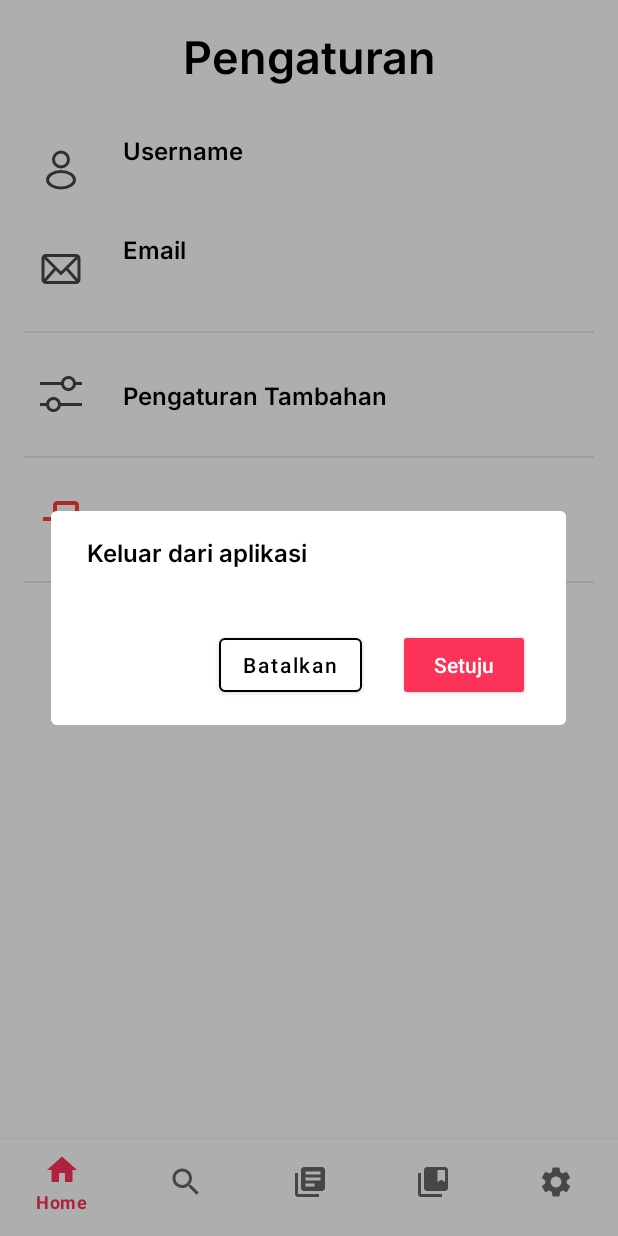
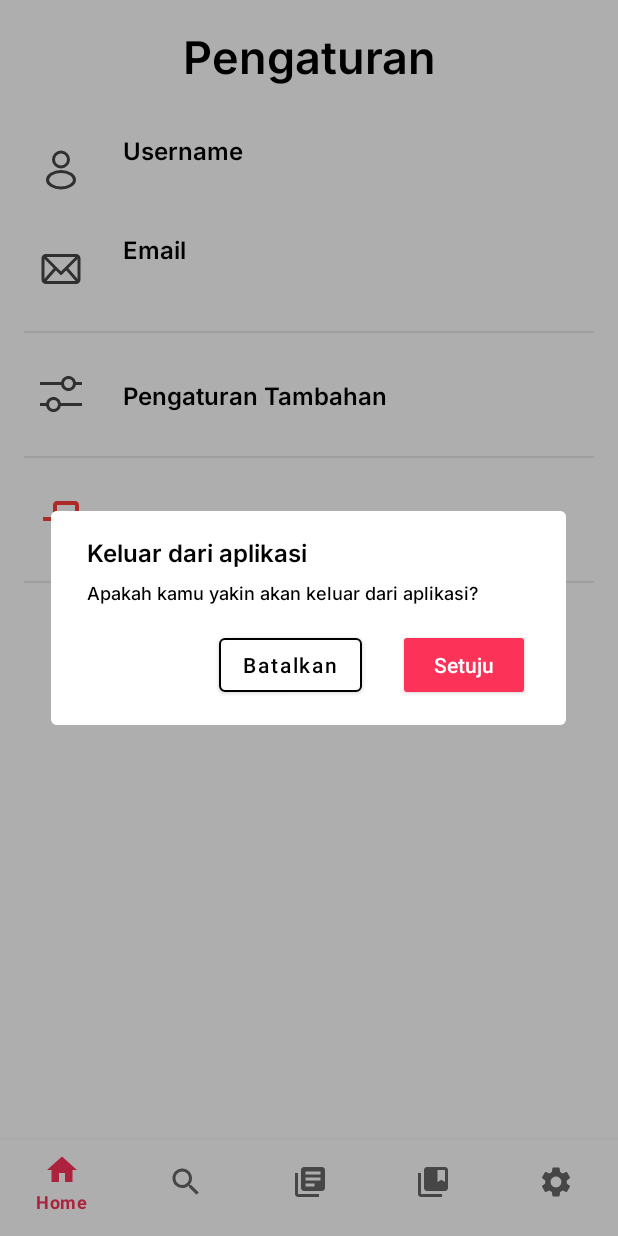
Before and after one commit to shaqna/Thesisx, an Android app: the SettingsFragment screen opened through its navigation route, after a tap on "Keluar", on a phone screen of 412 x 824 dp. Run offline under Robolectric (Android 15) with nearby library versions, the phone set to English and light mode, and no system bars; our stand-ins replace Firebase (no records; nobody signed in at launch, a user with empty details on screens opened directly), navigation-ui; 1 statement that could not run was skipped.

```diff
--- a/app/src/main/AndroidManifest.xml
+++ b/app/src/main/AndroidManifest.xml
@@ -10,6 +10,9 @@
         android:roundIcon="@mipmap/ic_launcher_round"
         android:supportsRtl="true"
         android:theme="@style/Theme.Thesisx">
+        <activity
+            android:name=".ui.loanDetail.LoanDetailActivity"
+            android:exported="false" />
         <activity
             android:name=".ui.locker.LockerActivity"
             android:exported="false" />
--- a/app/src/main/java/com/ngedev/thesisx/data/source/remote/service/UserService.kt
+++ b/app/src/main/java/com/ngedev/thesisx/data/source/remote/service/UserService.kt
@@ -1,11 +1,8 @@
 package com.ngedev.thesisx.data.source.remote.service
 
-import com.google.firebase.ktx.Firebase
 import com.ngedev.thesisx.domain.model.UserAccount
 import com.ngedev.thesisx.data.source.remote.network.FirebaseResponse
-import com.ngedev.thesisx.data.source.remote.response.ThesisResponse
 import com.ngedev.thesisx.data.source.remote.response.UserAccountResponse
-import com.ngedev.thesisx.domain.model.Thesis
 import com.ngedev.thesisx.utils.FirebaseConstant
 import kotlinx.coroutines.flow.Flow
 import kotlinx.coroutines.flow.emitAll
--- a/app/src/main/java/com/ngedev/thesisx/domain/usecase/borrow/BorrowInteractor.kt
+++ b/app/src/main/java/com/ngedev/thesisx/domain/usecase/borrow/BorrowInteractor.kt
@@ -14,4 +14,6 @@ class BorrowInteractor(private val repository: IThesisRepository): BorrowUseCase
     override fun getCurrentUser(): Flow<Resource<UserAccount>> {
         return repository.getCurrentUser()
     }
+
+
 }
--- a/app/src/main/java/com/ngedev/thesisx/domain/usecase/borrow/BorrowUseCase.kt
+++ b/app/src/main/java/com/ngedev/thesisx/domain/usecase/borrow/BorrowUseCase.kt
@@ -10,4 +10,5 @@ interface BorrowUseCase {
     fun getAllBorrowing(borrowingIds: List<String>): Flow<Resource<List<Thesis>>>
 
     fun getCurrentUser(): Flow<Resource<UserAccount>>
+
 }
--- a/app/src/main/java/com/ngedev/thesisx/domain/usecase/detail/DetailInteractor.kt
+++ b/app/src/main/java/com/ngedev/thesisx/domain/usecase/detail/DetailInteractor.kt
@@ -17,10 +17,6 @@ class DetailInteractor(
 
     override fun addBorrowingThesis(id: String): Flow<Resource<Unit>> {
         return thesisRepository.addBorrowingThesis(id)
-    }
-
-    override fun deleteBorrowingThesis(id: String): Flow<Resource<Unit>> {
-        return thesisRepository.deleteBorrowingThesis(id)
     }
 
     override fun addFavoriteThesis(id: String): Flow<Resource<Unit>> {
--- a/app/src/main/java/com/ngedev/thesisx/domain/usecase/detail/DetailUseCase.kt
+++ b/app/src/main/java/com/ngedev/thesisx/domain/usecase/detail/DetailUseCase.kt
@@ -8,7 +8,6 @@ import kotlinx.coroutines.flow.Flow
 interface DetailUseCase {
     fun getThesisById(id: String): Flow<Resource<Thesis>>
     fun addBorrowingThesis(id: String): Flow<Resource<Unit>>
-    fun deleteBorrowingThesis(id: String): Flow<Resource<Unit>>
     fun addFavoriteThesis(id: String): Flow<Resource<Unit>>
     fun deleteFavoriteThesis(id: String): Flow<Resource<Unit>>
     fun getCurrentUser(): Flow<Resource<UserAccount>>
--- a/app/src/main/java/com/ngedev/thesisx/ui/detail/DetailActivity.kt
+++ b/app/src/main/java/com/ngedev/thesisx/ui/detail/DetailActivity.kt
@@ -167,7 +167,8 @@ class DetailActivity : AppCompatActivity() {
             is Resource.Loading -> loadingState(true)
             is Resource.Success -> {
                 loadingState(false)
-                viewModel.updateKey(Helper.generateRandomKey()).observe(this@DetailActivity, ::onUpdateKeyResponse)
+                viewModel.updateKey(Helper.generateRandomKey())
+                    .observe(this@DetailActivity, ::onUpdateKeyResponse)
             }
             is Resource.Error -> {
                 loadingState(false)
@@ -256,7 +257,7 @@ class DetailActivity : AppCompatActivity() {
     }
 
     private fun stateBorrowed(state: Boolean) {
-        if(state) {
+        if (state) {
             binding.btnBorrow.isEnabled = !state
             binding.btnBorrow.text = "Dipinjam"
         } else {
--- a/app/src/main/java/com/ngedev/thesisx/ui/detail/DetailViewModel.kt
+++ b/app/src/main/java/com/ngedev/thesisx/ui/detail/DetailViewModel.kt
@@ -43,10 +43,6 @@ class DetailViewModel(private val useCase: DetailUseCase): ViewModel() {
         return useCase.deleteFavoriteThesis(id).asLiveData()
     }
 
-    fun deleteBorrowingThesis(id: String): LiveData<Resource<Unit>> {
-        return useCase.deleteBorrowingThesis(id).asLiveData()
-    }
-
     fun getCurrentUser(): LiveData<Resource<UserAccount>> {
         return useCase.getCurrentUser().asLiveData()
     }
--- a/app/src/main/java/com/ngedev/thesisx/ui/settings/SettingsFragment.kt
+++ b/app/src/main/java/com/ngedev/thesisx/ui/settings/SettingsFragment.kt
@@ -24,8 +24,6 @@ class SettingsFragment : Fragment() {
 
     private var _binding: FragmentSettingsBinding? = null
 
-    // This property is only valid between onCreateView and
-    // onDestroyView.
     private val binding get() = _binding!!
     private val viewModel: SettingsViewModel by viewModel()
 
--- a/app/src/main/res/layout/dialog_layout.xml
+++ b/app/src/main/res/layout/dialog_layout.xml
@@ -1,7 +1,6 @@
 <?xml version="1.0" encoding="utf-8"?>
 <androidx.constraintlayout.widget.ConstraintLayout xmlns:android="http://schemas.android.com/apk/res/android"
     xmlns:app="http://schemas.android.com/apk/res-auto"
-    xmlns:tools="http://schemas.android.com/tools"
     android:layout_width="match_parent"
     android:layout_height="wrap_content"
     android:background="@color/white">
@@ -13,7 +12,7 @@
         android:layout_marginStart="@dimen/range_24"
         android:layout_marginTop="@dimen/range_16"
         android:fontFamily="@font/inter_semibold"
-        android:text="Keluar dari aplikasi"
+        android:text="@string/keluar_dari_aplikasi"
         android:textColor="@color/black"
         android:textSize="@dimen/size_16"
         app:layout_constraintStart_toStartOf="parent"
@@ -30,7 +29,7 @@
         app:layout_constraintEnd_toEndOf="@+id/btn_accept"
         app:layout_constraintStart_toStartOf="@id/tv_dialog_title"
         app:layout_constraintTop_toBottomOf="@id/tv_dialog_title"
-        tools:text="Apakah kamu yakin akan keluar dari aplikasi?" />
+        android:text="@string/logout_question" />
 
     <com.google.android.material.button.MaterialButton
         android:id="@+id/btn_accept"
--- a/app/src/main/res/values/strings.xml
+++ b/app/src/main/res/values/strings.xml
@@ -42,4 +42,9 @@
     <string name="setuju">Setuju</string>
     <string name="batalkan">Batalkan</string>
     <string name="kamu_belum_meminjam_buku_apapun_yaa">Kamu belum meminjam buku apapun yaa..</string>
+    <string name="keluar_dari_aplikasi">Keluar dari aplikasi</string>
+    <string name="logout_question">Apakah kamu yakin akan keluar dari aplikasi?</string>
+    <string name="selesai">Selesai</string>
+    <string name="loan_dialog_title">Pinjaman Selesai</string>
+    <string name="loan_description">Apakah pinjamanmu sudah selesai?</string>
 </resources>
```
Also changed, not shown: app/src/main/java/com/ngedev/thesisx/ui/borrow/BorrowFragment.kt (+5 -8 lines).
